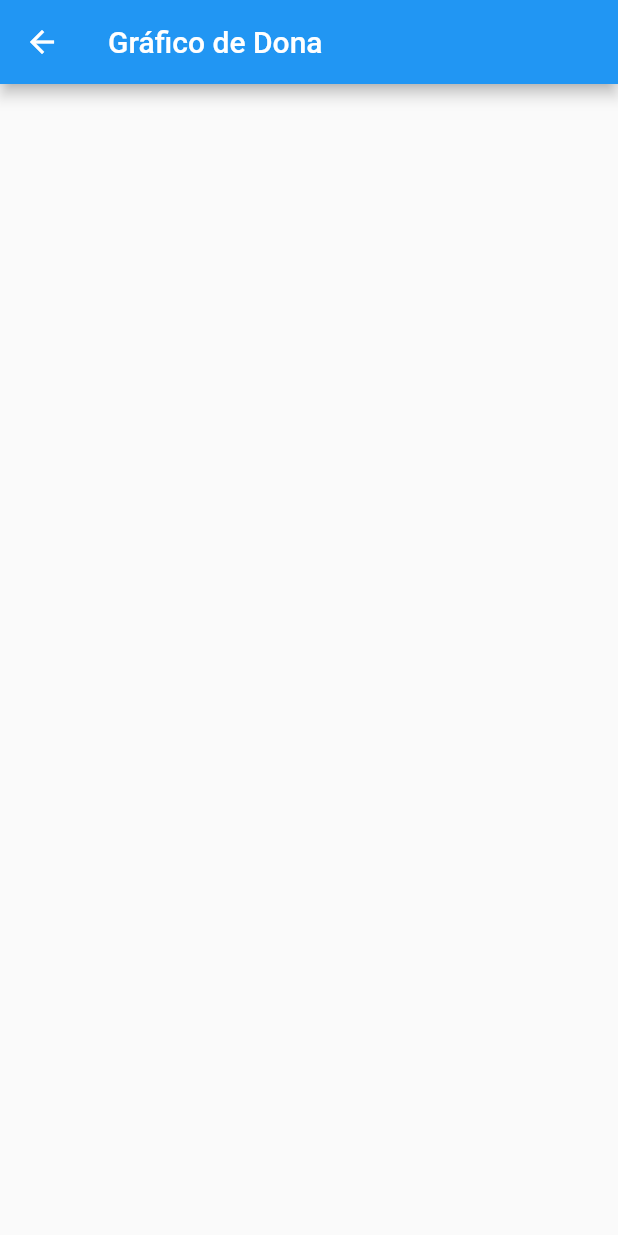
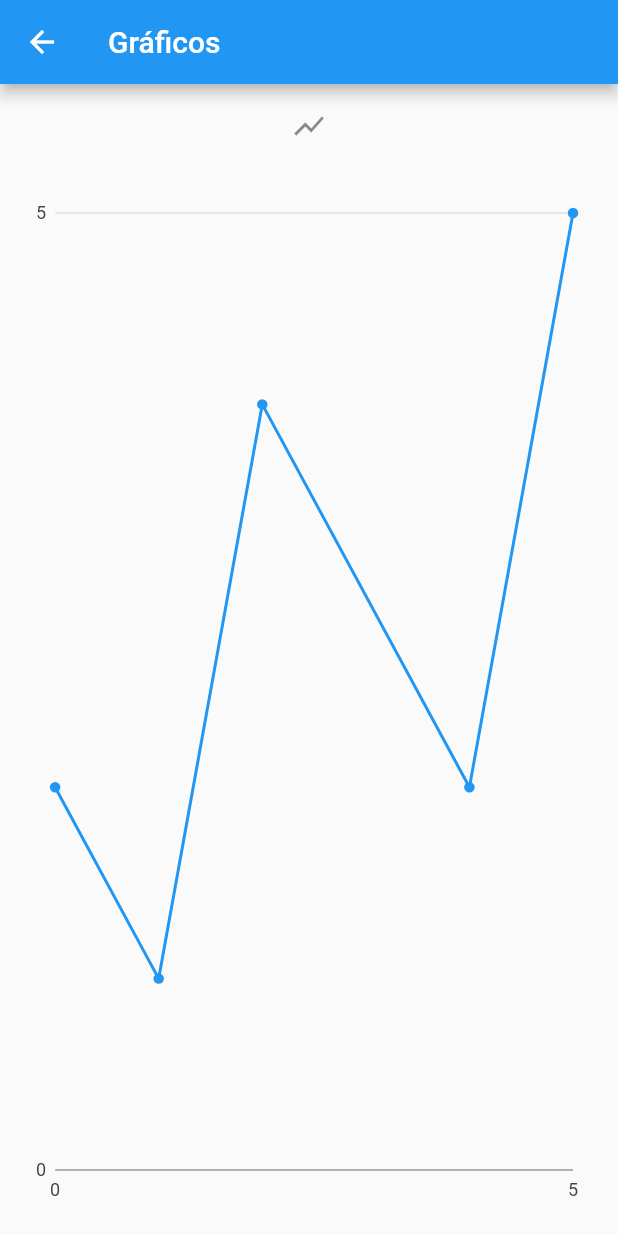
Before and after one commit to GustavoGutierrez98/MiMonedero4.0, a Flutter app: the screen it shows once a user with an empty profile is signed in, in the side drawer, after a tap on "Graficas", on a phone screen of 412 x 824 dp. Run offline on Flutter 3.47's test engine with Material 2 defaults, Android fonts, the phone set to English and light mode, and no system bars; drawn by our look-alikes of fl_chart; our stand-ins replace charts_flutter, firebase_auth, firebase_core, line_icons, open_file, sqflite; accounts and stored records are empty.

Commit message:
graficas en una sola pantalla

```diff
--- a/lib/models/donutGraphPage.dart
+++ b/lib/models/donutGraphPage.dart
@@ -1,27 +1,62 @@
+import 'package:fl_chart/fl_chart.dart';
 import 'package:flutter/material.dart';
+import 'package:charts_flutter/flutter.dart' as charts;
+import 'package:line_icons/line_icons.dart';
 import 'package:mimonedero/database/db.dart';
-import 'package:fl_chart/fl_chart.dart';
-import 'package:line_icons/line_icons.dart';
 import 'package:mimonedero/models/pagos.dart';
+import 'package:mimonedero/widgets/graficalineal.dart';
 
-class DonutGraphPage extends StatelessWidget {
+class DonutGraphPage extends StatefulWidget {
+  @override
+  _DonutGraphPageState createState() => _DonutGraphPageState();
+}
+
+class _DonutGraphPageState extends State<DonutGraphPage> {
+  bool _isExpanded = false;
+
   @override
   Widget build(BuildContext context) {
     return Scaffold(
       appBar: AppBar(
-        title: Text('Gráfico de Dona'),
+        title: Text('Gráficos'),
       ),
-      body: Center(
-        child: Container(
-          margin: EdgeInsets.only(top: 0),
-          child: FutureBuilder<List<PieChartSectionData>>(
-            // Assuming you have a method to fetch the user's payment history
+      body: Column(
+        crossAxisAlignment: CrossAxisAlignment.stretch,
+        children: <Widget>[
+          ListTile(
+            title: Center(
+              child: IconButton(
+                icon: _isExpanded ? Icon(Icons.pie_chart) : Icon(Icons.show_chart),
+                onPressed: () {
+                  setState(() {
+                    _isExpanded = !_isExpanded;
+                  });
+                },
+              ),
+            ),
+          ),
+          if (!_isExpanded)
+            Expanded(
+              child: LineChartPage(), // Mostrar el LineChartPage cuando no está expandido
+            ),
+          if (_isExpanded)
+            Expanded(
+              child: _buildDonutChart(), // Mostrar la gráfica de dona cuando está expandido
+            ),
+        ],
+      ),
+    );
+  }
+
+
+  Widget _buildDonutChart() {
+    return FutureBuilder<List<PieChartSectionData>>(
       future: fetchUserPaymentHistory(),
       builder: (context, snapshot) {
         if (snapshot.connectionState == ConnectionState.waiting) {
-                return CircularProgressIndicator(); // Loading indicator while fetching data
+          return Center(child: CircularProgressIndicator());
         } else if (snapshot.hasError) {
-                return Text('Error: ${snapshot.error}');
+          return Center(child: Text('Error: ${snapshot.error}'));
         } else if (snapshot.hasData) {
           return PieChart(
             PieChartData(
@@ -31,14 +66,13 @@ class DonutGraphPage extends StatelessWidget {
             ),
           );
         } else {
-                return Text('No data available');
+          return Center(child: Text('No data available'));
         }
       },
-          ),
-        ),
-      ),
     );
   }
+}
+
 
 Future<List<PieChartSectionData>> fetchUserPaymentHistory() async {
   // Replace this with the actual method to fetch the user's payment history
@@ -49,7 +83,8 @@ class DonutGraphPage extends StatelessWidget {
 
   // Calculate the count for each payment type
   userPayments.forEach((payment) {
-      paymentTypeCounts.update(payment.type, (value) => value + 1, ifAbsent: () => 1);
+    paymentTypeCounts.update(payment.type, (value) => value + 1,
+        ifAbsent: () => 1);
   });
 
   // Calculate the total count of payments
@@ -60,7 +95,8 @@ class DonutGraphPage extends StatelessWidget {
       .map((entry) => PieChartSectionData(
             color: getColorForPaymentType(entry.key),
             value: entry.value / totalCount * 100,
-              title: '${entry.key}\n${(entry.value / totalCount * 100).toStringAsFixed(1)}%',
+            title:
+                '${entry.key}\n${(entry.value / totalCount * 100).toStringAsFixed(1)}%',
             radius: 90,
             badgeWidget: Container(
               margin: EdgeInsets.only(top: 50),
@@ -121,4 +157,3 @@ class DonutGraphPage extends StatelessWidget {
       return Icon(LineIcons.questionCircle, color: Colors.white);
   }
 }
-}
--- a/lib/widgets/autoDrawer.dart
+++ b/lib/widgets/autoDrawer.dart
@@ -46,7 +46,7 @@ class autoDrawer extends StatelessWidget {
            ListTile(
             title: const Text('Opcion 2'),
             onTap: () {
-              // Acciones para la opción 2
+
             },
           ),
            ListTile(
--- /dev/null
+++ b/lib/widgets/graficalineal.dart
@@ -0,0 +1,50 @@
+import 'package:flutter/material.dart';
+import 'package:charts_flutter/flutter.dart' as charts;
+
+class LineChartPage extends StatelessWidget {
+  @override
+  Widget build(BuildContext context) {
+    return Scaffold(
+      body: Center(
+        child: Padding(
+          padding: const EdgeInsets.all(16.0),
+          child: charts.LineChart(
+            _createSampleData(),
+            defaultRenderer: charts.LineRendererConfig(
+              includePoints: true,
+            ),
+            animate: true,
+            animationDuration: Duration(seconds: 1),
+          ),
+        ),
+      ),
+    );
+  }
+
+  List<charts.Series<LinearSales, int>> _createSampleData() {
+    final data = [
+      LinearSales(0, 2),
+      LinearSales(1, 1),
+      LinearSales(2, 4),
+      LinearSales(4, 2),
+      LinearSales(5, 5),
+    ];
+
+    return [
+      charts.Series<LinearSales, int>(
+        id: 'Sales',
+        colorFn: (_,__) => charts.MaterialPalette.blue.shadeDefault,
+        domainFn: (LinearSales sales, _) => sales.year,
+        measureFn: (LinearSales sales, _) => sales.sales,
+        data: data,
+      )
+    ];
+  }
+}
+
+class LinearSales {
+  final int year;
+  final int sales;
+
+  LinearSales(this.year, this.sales);
+}
--- a/pubspec.yaml
+++ b/pubspec.yaml
@@ -53,6 +53,7 @@ dependencies:
   font_awesome_flutter: ^10.6.0
   line_icons: ^2.0.3
 
+
 dev_dependencies:
   flutter_test:
     sdk: flutter
```
Lines whose indentation alone changed are shown as unchanged.
